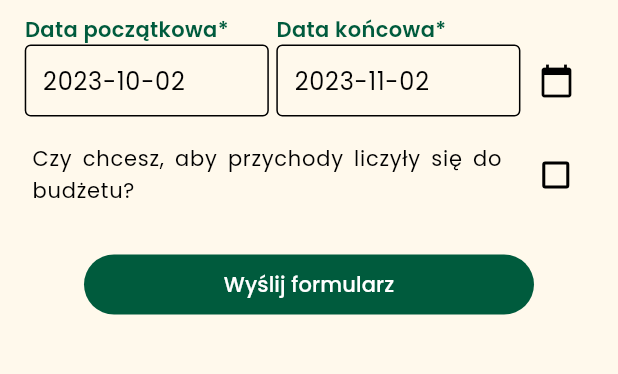
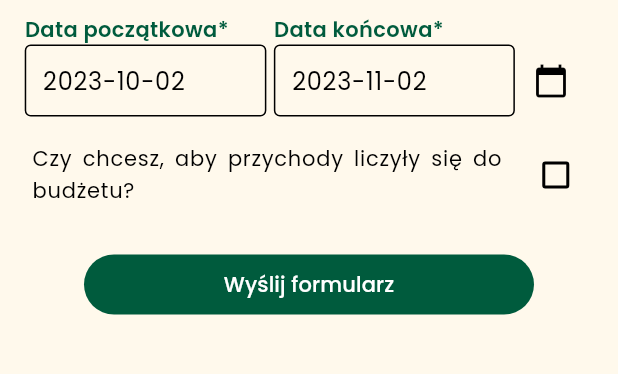
Before and after one commit to Ssilith/money_tracker, a Flutter app: the SetBudgetForm screen opened directly, on a phone screen of 412 x 824 dp, the part 248-622 px from its top. Run offline on Flutter 3.47's test engine with Material 2 defaults, Android fonts, the light colour scheme and no system bars; our stand-ins replace animated_toggle_switch, carousel_slider, expandable, fl_chart, flutter_custom_clippers, flutter_native_splash and 13 more; missing offline and left inert: flex_color_picker; accounts and stored records are empty.

Commit message:
overflow fix

```diff
--- a/lib/expenses/new_expense_form.dart
+++ b/lib/expenses/new_expense_form.dart
@@ -146,7 +146,7 @@ class _NewExpenseFormState extends State<NewExpenseForm> {
                           Row(
                             children: [
                               DropdownInputForm(
-                                width: size.width * 0.8,
+                                width: size.width * 0.795,
                                 hint: "Kategoria*",
                                 selectedValue: category,
                                 items: categories,
@@ -214,7 +214,7 @@ class _NewExpenseFormState extends State<NewExpenseForm> {
                           Row(
                             children: [
                               TextInputForm(
-                                width: size.width * 0.8,
+                                width: size.width * 0.795,
                                 hint: "Data*",
                                 controller: _date,
                               ),
--- a/lib/expenses/set_budget_form.dart
+++ b/lib/expenses/set_budget_form.dart
@@ -77,9 +77,10 @@ class _SetBudgetFormState extends State<SetBudgetForm> {
             height: size.height,
             child: Padding(
               padding: EdgeInsets.only(
-                  bottom: 4.0,
-                  left: size.width * 0.04,
-                  right: size.width * 0.04),
+                bottom: 4.0,
+                left: size.width * 0.04,
+                right: size.width * 0.04,
+              ),
               child: ListView(
                 children: [
                   const Text("Dane budżetu",
@@ -96,13 +97,13 @@ class _SetBudgetFormState extends State<SetBudgetForm> {
                   Row(
                     children: [
                       TextInputForm(
-                        width: size.width * 0.395,
+                        width: size.width * 0.391,
                         hint: "Data początkowa*",
                         controller: _startDate,
                       ),
                       const SizedBox(width: 5),
                       TextInputForm(
-                        width: size.width * 0.395,
+                        width: size.width * 0.39,
                         hint: "Data końcowa*",
                         controller: _endDate,
                       ),
```
Also changed, not shown: lib/main_summary/pie_chart.dart (+8 -5 lines).
